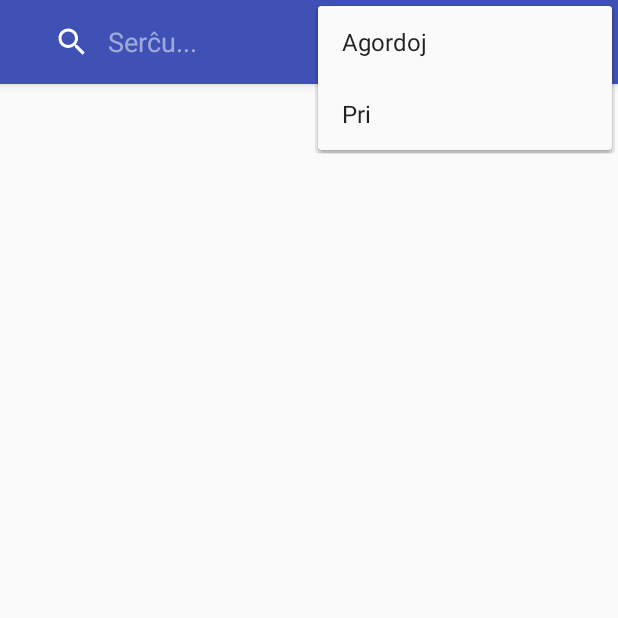
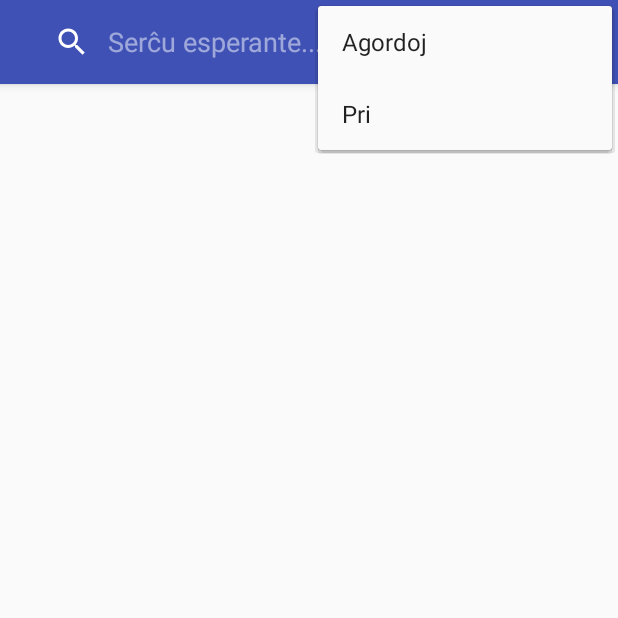
Before and after one commit to djuretic/praktika-vortaro, an Android app: the screen it shows after launch (SearchActivity), with the options menu open, on a phone screen of 412 x 824 dp, the top half of it. Run offline under Robolectric (Android 15) with nearby library versions, the phone set to English and light mode, and no system bars; 1 statement that could not run was skipped.

Commit message:
Query hint reflects active language

```diff
--- a/app/src/main/java/com/esperantajvortaroj/app/SearchActivity.kt
+++ b/app/src/main/java/com/esperantajvortaroj/app/SearchActivity.kt
@@ -49,9 +49,8 @@ class SearchActivity : AppCompatActivity() {
             langButton.title = activeLanguage
 
             val searchItem = menu.findItem(R.id.app_bar_search)
+            val searchView = searchItem.actionView as SearchView
 
-            val searchView = searchItem.actionView as SearchView
-            searchView.queryHint = resources.getString(R.string.search_hint)
             searchView.setIconifiedByDefault(false)
 
             searchView.setOnQueryTextListener(object: SearchView.OnQueryTextListener {
@@ -68,6 +67,7 @@ class SearchActivity : AppCompatActivity() {
                 override fun onQueryTextSubmit(p0: String?) = true
             })
             this.searchView = searchView
+            updateSearchQueryHint()
 
             searchItem.expandActionView()
             searchItem.setOnActionExpandListener(object: MenuItem.OnActionExpandListener {
@@ -91,7 +91,6 @@ class SearchActivity : AppCompatActivity() {
                 return true
             }
             R.id.change_search_language -> {
-                val ESPERANTO = "eo"
                 val sharedPref = PreferenceManager.getDefaultSharedPreferences(this)
                 val langPrefs = sharedPref.getStringSet(SettingsActivity.KEY_LANGUAGES_PREFERENCE, null)
 
@@ -108,6 +107,7 @@ class SearchActivity : AppCompatActivity() {
                 else {
                     activeLanguage = ESPERANTO
                 }
+                updateSearchQueryHint()
 
                 val edit = sharedPref.edit()
                 edit.putString(ACTIVE_LANGUAGE, activeLanguage)
@@ -129,6 +129,17 @@ class SearchActivity : AppCompatActivity() {
             else -> {
                 return super.onOptionsItemSelected(item)
             }
+        }
+    }
+
+    private fun updateSearchQueryHint() {
+        if (activeLanguage == ESPERANTO) {
+            searchView?.queryHint = resources.getString(R.string.search_hint, "esperante")
+        } else {
+            val langNames = DatabaseHelper(this).getLanguagesHash()
+            val currentLangName = langNames[activeLanguage]
+            val adverb = currentLangName?.substring(0, currentLangName.length-1) + "e"
+            searchView?.queryHint = resources.getString(R.string.search_hint, adverb)
         }
     }
 
--- a/app/src/main/res/values/strings.xml
+++ b/app/src/main/res/values/strings.xml
@@ -1,6 +1,6 @@
 <resources>
     <string name="app_name">Esperanta Vortaro</string>
-    <string name="search_hint">Serĉu...</string>
+    <string name="search_hint">Serĉu %1$s...</string>
     <string name="settings">Agordoj</string>
     <string name="preference_shown_translations">Montritaj tradukoj</string>
     <string name="preference_select_languages">Elektu lingvojn</string>
```
